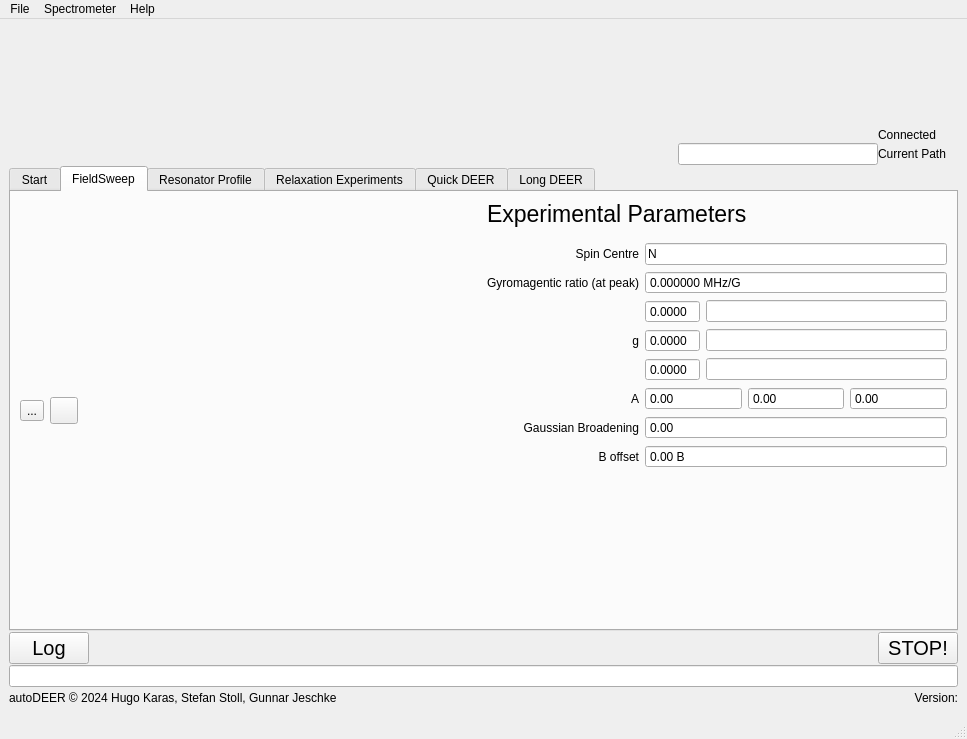
Qt form autodeer/gui/gui2.ui (JeschkeLab/autoDEER) before a commit.
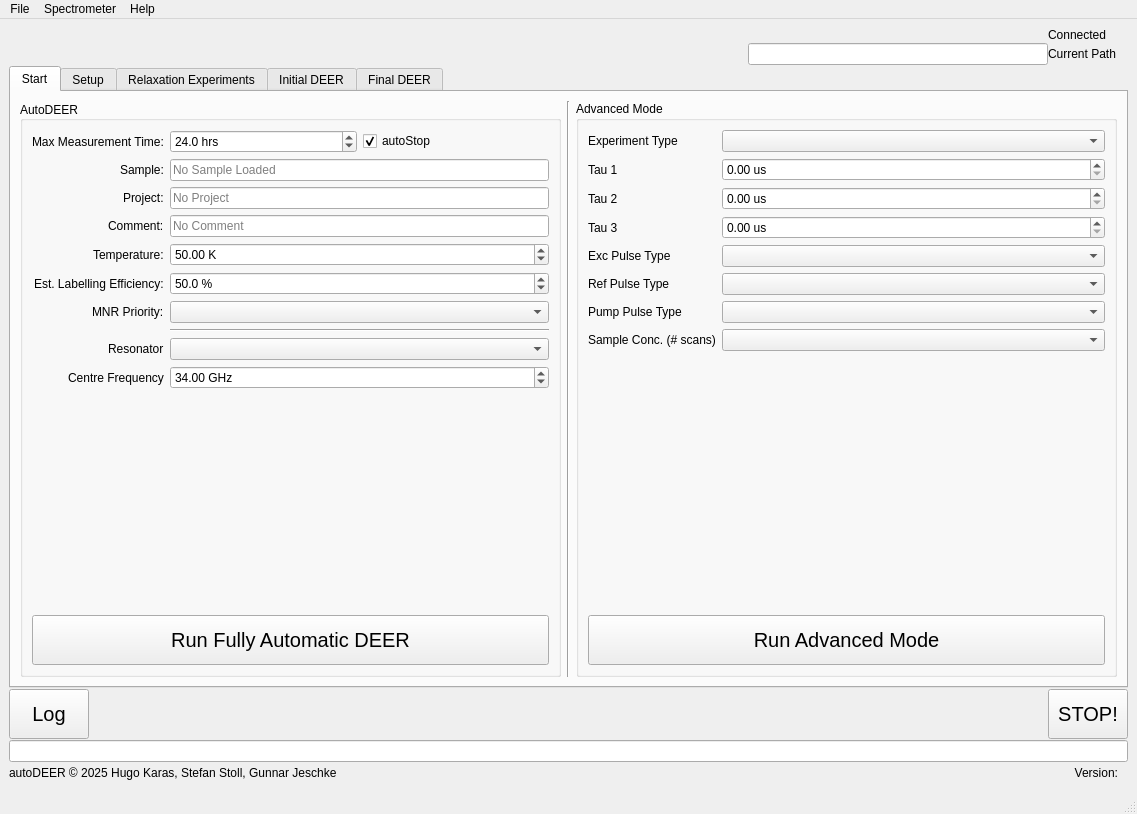
The same form after that commit. The open tabs and pages were chosen to show the change. Icons and pictures are not drawn.

Patch:
```diff
--- a/autodeer/gui/gui2.ui
+++ b/autodeer/gui/gui2.ui
@@ -6,8 +6,8 @@
    <rect>
     <x>0</x>
     <y>0</y>
-    <width>967</width>
-    <height>739</height>
+    <width>1137</width>
+    <height>814</height>
    </rect>
   </property>
   <property name="windowTitle">
@@ -20,21 +20,14 @@
       <property name="spacing">
        <number>1</number>
       </property>
-      <item>
-       <spacer name="verticalSpacer">
-        <property name="orientation">
-         <enum>Qt::Vertical</enum>
-        </property>
-        <property name="sizeHint" stdset="0">
-         <size>
-          <width>20</width>
-          <height>40</height>
-         </size>
-        </property>
-       </spacer>
-      </item>
       <item>
        <layout class="QHBoxLayout" name="logobar">
+        <property name="spacing">
+         <number>-1</number>
+        </property>
+        <property name="sizeConstraint">
+         <enum>QLayout::SetDefaultConstraint</enum>
+        </property>
         <item>
          <widget class="QLabel" name="logo">
           <property name="sizePolicy">
@@ -126,14 +119,14 @@
           <item row="2" column="0">
            <widget class="QLineEdit" name="pathLineEdit">
             <property name="sizePolicy">
-             <sizepolicy hsizetype="MinimumExpanding" vsizetype="Fixed">
+             <sizepolicy hsizetype="Expanding" vsizetype="Fixed">
               <horstretch>0</horstretch>
               <verstretch>0</verstretch>
              </sizepolicy>
             </property>
             <property name="minimumSize">
              <size>
-              <width>200</width>
+              <width>300</width>
               <height>0</height>
              </size>
             </property>
@@ -194,9 +187,18 @@
             <property name="title">
              <string>AutoDEER</string>
             </property>
+            <property name="alignment">
+             <set>Qt::AlignLeading|Qt::AlignLeft|Qt::AlignVCenter</set>
+            </property>
             <layout class="QVBoxLayout" name="verticalLayout_8">
              <item>
               <layout class="QFormLayout" name="formLayout_2">
+               <property name="labelAlignment">
+                <set>Qt::AlignRight|Qt::AlignTrailing|Qt::AlignVCenter</set>
+               </property>
+               <property name="formAlignment">
+                <set>Qt::AlignLeading|Qt::AlignLeft|Qt::AlignTop</set>
+               </property>
                <item row="0" column="0">
                 <widget class="QLabel" name="label_11">
                  <property name="text">
@@ -204,6 +206,45 @@
                  </property>
                 </widget>
                </item>
+               <item row="0" column="1">
+                <layout class="QHBoxLayout" name="horizontalLayout_18">
+                 <item>
+                  <widget class="QDoubleSpinBox" name="MaxTime">
+                   <property name="minimumSize">
+                    <size>
+                     <width>125</width>
+                     <height>0</height>
+                    </size>
+                   </property>
+                   <property name="suffix">
+                    <string> hrs</string>
+                   </property>
+                   <property name="decimals">
+                    <number>1</number>
+                   </property>
+                   <property name="singleStep">
+                    <double>0.500000000000000</double>
+                   </property>
+                   <property name="value">
+                    <double>24.000000000000000</double>
+                   </property>
+                  </widget>
+                 </item>
+                 <item>
+                  <widget class="QCheckBox" name="Time_autoStop_checkbox">
+                   <property name="toolTip">
+                    <string extracomment="If selected the experiment will stop at Max Measurment Time or when MNR achieved. If not selected, then it will continue until you manually stop."/>
+                   </property>
+                   <property name="text">
+                    <string>autoStop</string>
+                   </property>
+                   <property name="checked">
+                    <bool>true</bool>
+                   </property>
+                  </widget>
+                 </item>
+                </layout>
+               </item>
                <item row="1" column="0">
                 <widget class="QLabel" name="label_2">
                  <property name="text">
@@ -213,6 +254,18 @@
                </item>
                <item row="1" column="1">
                 <widget class="QLineEdit" name="SampleName">
+                 <property name="sizePolicy">
+                  <sizepolicy hsizetype="MinimumExpanding" vsizetype="Fixed">
+                   <horstretch>0</horstretch>
+                   <verstretch>0</verstretch>
+                  </sizepolicy>
+                 </property>
+                 <property name="minimumSize">
+                  <size>
+                   <width>200</width>
+                   <height>0</height>
+                  </size>
+                 </property>
                  <property name="toolTip">
                   <string extracomment="The sample name is insterted into the file name"/>
                  </property>
@@ -233,12 +286,21 @@
                </item>
                <item row="2" column="1">
                 <widget class="QLineEdit" name="ProjectName">
+                 <property name="minimumSize">
+                  <size>
+                   <width>200</width>
+                   <height>0</height>
+                  </size>
+                 </property>
                  <property name="toolTip">
                   <string extracomment="Optionally a project tag can be added to the filename"/>
                  </property>
                  <property name="placeholderText">
                   <string>No Project</string>
                  </property>
+                 <property name="clearButtonEnabled">
+                  <bool>false</bool>
+                 </property>
                 </widget>
                </item>
                <item row="3" column="0">
@@ -250,6 +312,12 @@
                </item>
                <item row="3" column="1">
                 <widget class="QLineEdit" name="commentLineEdit">
+                 <property name="minimumSize">
+                  <size>
+                   <width>200</width>
+                   <height>0</height>
+                  </size>
+                 </property>
                  <property name="toolTip">
                   <string extracomment="A comment can also be appened to all file names"/>
                  </property>
@@ -259,6 +327,9 @@
                  <property name="placeholderText">
                   <string>No Comment</string>
                  </property>
+                 <property name="clearButtonEnabled">
+                  <bool>false</bool>
+                 </property>
                 </widget>
                </item>
                <item row="4" column="0">
@@ -270,6 +341,12 @@
                </item>
                <item row="4" column="1">
                 <widget class="QDoubleSpinBox" name="TempValue">
+                 <property name="minimumSize">
+                  <size>
+                   <width>150</width>
+                   <height>0</height>
+                  </size>
+                 </property>
                  <property name="suffix">
                   <string> K</string>
                  </property>
@@ -287,6 +364,12 @@
                </item>
                <item row="5" column="1">
                 <widget class="QDoubleSpinBox" name="LabellingEffSpinBox">
+                 <property name="minimumSize">
+                  <size>
+                   <width>150</width>
+                   <height>0</height>
+                  </size>
+                 </property>
                  <property name="suffix">
                   <string> %</string>
                  </property>
@@ -309,60 +392,7 @@
                 </widget>
                </item>
                <item row="6" column="1">
-                <widget class="QComboBox" name="priotityComboBox"/>
-               </item>
-               <item row="0" column="1">
-                <layout class="QHBoxLayout" name="horizontalLayout_18">
-                 <item>
-                  <widget class="QDoubleSpinBox" name="MaxTime">
-                   <property name="suffix">
-                    <string> hrs</string>
-                   </property>
-                   <property name="decimals">
-                    <number>1</number>
-                   </property>
-                   <property name="singleStep">
-                    <double>0.500000000000000</double>
-                   </property>
-                   <property name="value">
-                    <double>24.000000000000000</double>
-                   </property>
-                  </widget>
-                 </item>
-                 <item>
-                  <widget class="QCheckBox" name="Time_autoStop_checkbox">
-                   <property name="toolTip">
-                    <string extracomment="If selected the experiment will stop at Max Measurment Time or when MNR achieved. If not selected, then it will continue until you manually stop."/>
-                   </property>
-                   <property name="text">
-                    <string>autoStop</string>
-                   </property>
-                   <property name="checked">
-                    <bool>true</bool>
-                   </property>
-                  </widget>
-                 </item>
-                </layout>
-               </item>
-              </layout>
-             </item>
-             <item>
-              <widget class="Line" name="line_3">
-               <property name="orientation">
-                <enum>Qt::Horizontal</enum>
-               </property>
-              </widget>
-             </item>
-             <item>
-              <layout class="QFormLayout" name="Resonator_layout">
-               <item row="0" column="1">
-                <widget class="QComboBox" name="resonatorComboBox">
-                 <property name="sizePolicy">
-                  <sizepolicy hsizetype="Preferred" vsizetype="Fixed">
-                   <horstretch>0</horstretch>
-                   <verstretch>0</verstretch>
-                  </sizepolicy>
-                 </property>
+                <widget class="QComboBox" name="priotityComboBox">
                  <property name="minimumSize">
                   <size>
                    <width>200</width>
@@ -371,22 +401,57 @@
                  </property>
                 </widget>
                </item>
-               <item row="0" column="0">
+               <item row="7" column="1">
+                <widget class="Line" name="line_3">
+                 <property name="orientation">
+                  <enum>Qt::Horizontal</enum>
+                 </property>
+                </widget>
+               </item>
+               <item row="8" column="0">
                 <widget class="QLabel" name="resonatorLabel">
                  <property name="text">
                   <string>Resonator</string>
                  </property>
                 </widget>
                </item>
-               <item row="1" column="0">
+               <item row="8" column="1">
+                <widget class="QComboBox" name="resonatorComboBox">
+                 <property name="sizePolicy">
+                  <sizepolicy hsizetype="Preferred" vsizetype="Fixed">
+                   <horstretch>0</horstretch>
+                   <verstretch>0</verstretch>
+                  </sizepolicy>
+                 </property>
+                 <property name="minimumSize">
+                  <size>
+                   <width>200</width>
+                   <height>0</height>
+                  </size>
+                 </property>
+                </widget>
+               </item>
+               <item row="9" column="0">
                 <widget class="QLabel" name="fcLabel">
                  <property name="text">
-                  <string>fc</string>
+                  <string>Centre Frequency</string>
                  </property>
                 </widget>
                </item>
-               <item row="1" column="1">
+               <item row="9" column="1">
                 <widget class="QDoubleSpinBox" name="fcDoubleSpinBox">
+                 <property name="sizePolicy">
+                  <sizepolicy hsizetype="Minimum" vsizetype="Fixed">
+                   <horstretch>0</horstretch>
+                   <verstretch>0</verstretch>
+                  </sizepolicy>
+                 </property>
+                 <property name="minimumSize">
+                  <size>
+                   <width>150</width>
+                   <height>0</height>
+                  </size>
+                 </property>
                  <property name="suffix">
                   <string> GHz</string>
                  </property>
@@ -405,6 +470,12 @@
                <property name="enabled">
                 <bool>true</bool>
                </property>
+               <property name="minimumSize">
+                <size>
+                 <width>0</width>
+                 <height>50</height>
+                </size>
+               </property>
                <property name="font">
                 <font>
                  <pointsize>15</pointsize>
@@ -445,6 +516,9 @@
             <layout class="QVBoxLayout" name="verticalLayout_9">
              <item>
               <layout class="QFormLayout" name="formLayout">
+               <property name="formAlignment">
+                <set>Qt::AlignLeading|Qt::AlignLeft|Qt::AlignTop</set>
+               </property>
                <item row="1" column="0">
                 <widget class="QLabel" name="label_7">
                  <property name="text">
@@ -453,7 +527,20 @@
                 </widget>
                </item>
                <item row="1" column="1">
-                <widget class="QComboBox" name="Exp_types"/>
+                <widget class="QComboBox" name="Exp_types">
+                 <property name="sizePolicy">
+                  <sizepolicy hsizetype="MinimumExpanding" vsizetype="Fixed">
+                   <horstretch>0</horstretch>
+                   <verstretch>0</verstretch>
+                  </sizepolicy>
+                 </property>
+                 <property name="minimumSize">
+                  <size>
+                   <width>150</width>
+                   <height>0</height>
+                  </size>
+                 </property>
+                </widget>
                </item>
                <item row="2" column="0">
                 <widget class="QLabel" name="label_8">
@@ -464,6 +551,12 @@
                </item>
                <item row="2" column="1">
                 <widget class="QDoubleSpinBox" name="Tau1Value">
+                 <property name="minimumSize">
+                  <size>
+                   <width>150</width>
+                   <height>0</height>
+                  </size>
+                 </property>
                  <property name="toolTip">
                   <string>If set to zero, this value will be calculated automatically. </string>
                  </property>
@@ -481,6 +574,12 @@
                </item>
                <item row="3" column="1">
                 <widget class="QDoubleSpinBox" name="Tau2Value">
+                 <property name="minimumSize">
+                  <size>
+                   <width>150</width>
+                   <height>0</height>
+                  </size>
+                 </property>
                  <property name="toolTip">
                   <string>If set to zero, this value will be calculated automatically. </string>
                  </property>
@@ -498,6 +597,12 @@
                </item>
                <item row="4" column="1">
                 <widget class="QDoubleSpinBox" name="Tau3Value">
+                 <property name="minimumSize">
+                  <size>
+                   <width>150</width>
+                   <height>0</height>
+                  </size>
+                 </property>
                  <property name="toolTip">
                   <string>If set to zero, this value will be calculated automatically. </string>
                  </property>
@@ -514,7 +619,14 @@
                 </widget>
                </item>
                <item row="5" column="1">
-                <widget class="QComboBox" name="ExcPulseSelect"/>
+                <widget class="QComboBox" name="ExcPulseSelect">
+                 <property name="minimumSize">
+                  <size>
+                   <width>150</width>
+                   <height>0</height>
+                  </size>
+                 </property>
+                </widget>
                </item>
                <item row="6" column="0">
                 <widget class="QLabel" name="label_14">
@@ -524,7 +636,14 @@
                 </widget>
                </item>
                <item row="6" column="1">
-                <widget class="QComboBox" name="RefPulseSelect"/>
+                <widget class="QComboBox" name="RefPulseSelect">
+                 <property name="minimumSize">
+                  <size>
+                   <width>150</width>
+                   <height>0</height>
+                  </size>
+                 </property>
+                </widget>
                </item>
                <item row="7" column="0">
                 <widget class="QLabel" name="label_15">
@@ -534,10 +653,24 @@
                 </widget>
                </item>
                <item row="7" column="1">
-                <widget class="QComboBox" name="PumpPulseSelect"/>
+                <widget class="QComboBox" name="PumpPulseSelect">
+                 <property name="minimumSize">
+                  <size>
+                   <width>150</width>
+                   <height>0</height>
+                  </size>
+                 </property>
+                </widget>
                </item>
                <item row="8" column="1">
-                <widget class="QComboBox" name="SampleConcComboBox"/>
+                <widget class="QComboBox" name="SampleConcComboBox">
+                 <property name="minimumSize">
+                  <size>
+                   <width>150</width>
+                   <height>0</height>
+                  </size>
+                 </property>
+                </widget>
                </item>
                <item row="8" column="0">
                 <widget class="QLabel" name="label_29">
@@ -550,6 +683,12 @@
              </item>
              <item>
               <widget class="QPushButton" name="AdvancedAutoButton">
+               <property name="minimumSize">
+                <size>
+                 <width>0</width>
+                 <height>50</height>
+                </size>
+               </property>
                <property name="font">
                 <font>
                  <pointsize>15</pointsize>
@@ -565,347 +704,9 @@
           </item>
          </layout>
         </widget>
-        <widget class="QWidget" name="fsweep">
-         <attribute name="title">
-          <string>FieldSweep</string>
-         </attribute>
-         <layout class="QVBoxLayout" name="verticalLayout_5">
-          <item>
-           <layout class="QHBoxLayout" name="horizontalLayout_5">
-            <item>
-             <layout class="QVBoxLayout" name="fsweep_v_left">
-              <item>
-               <layout class="QHBoxLayout" name="horizontalLayout_4">
-                <item>
-                 <widget class="QToolButton" name="Load_button">
-                  <property name="toolTip">
-                   <string>Load a dataset</string>
-                  </property>
-                  <property name="toolTipDuration">
-                   <number>-1</number>
-                  </property>
-                  <property name="text">
-                   <string>...</string>
-                  </property>
-                  <property name="icon">
-                   <iconset>
-                    <normaloff>:/icons/resources/upload.png</normaloff>:/icons/resources/upload.png</iconset>
-                  </property>
-                  <property name="iconSize">
-                   <size>
-                    <width>20</width>
-                    <height>20</height>
-                   </size>
-                  </property>
-                 </widget>
-                </item>
-                <item>
-                 <widget class="QToolButton" name="Refresh_button">
-                  <property name="toolTip">
-                   <string>Run/Rerun analysis</string>
-                  </property>
-                  <property name="text">
-                   <string notr="true"/>
-                  </property>
-                  <property name="icon">
-                   <iconset>
-                    <normaloff>:/icons/resources/refresh.png</normaloff>:/icons/resources/refresh.png</iconset>
-                  </property>
-                  <property name="iconSize">
-                   <size>
-                    <width>20</width>
-                    <height>20</height>
-                   </size>
-                  </property>
-                 </widget>
-                </item>
-                <item>
-                 <spacer name="horizontalSpacer_3">
-                  <property name="orientation">
-                   <enum>Qt::Horizontal</enum>
-                  </property>
-                  <property name="sizeHint" stdset="0">
-                   <size>
-                    <width>40</width>
-                    <height>20</height>
-                   </size>
-                  </property>
-                 </spacer>
-                </item>
-               </layout>
-              </item>
-             </layout>
-            </item>
-            <item>
-             <layout class="QVBoxLayout" name="verticalLayout_2">
-              <item>
-               <layout class="QHBoxLayout" name="horizontalLayout_3">
-                <item>
-                 <widget class="QLabel" name="label_3">
-                  <property name="font">
-                   <font>
-                    <pointsize>17</pointsize>
-                   </font>
-                  </property>
-                  <property name="text">
-                   <string>Experimental Parameters</string>
-                  </property>
-                 </widget>
-                </item>
-                <item>
-                 <spacer name="horizontalSpacer_2">
-                  <property name="orientation">
-                   <enum>Qt::Horizontal</enum>
-                  </property>
-                  <property name="sizeHint" stdset="0">
-                   <size>
-                    <width>40</width>
-                    <height>20</height>
-                   </size>
-                  </property>
-                 </spacer>
-                </item>
-               </layout>
-              </item>
-              <item>
-               <layout class="QGridLayout" name="gridLayout_3">
-                <property name="topMargin">
-                 <number>10</number>
-                </property>
-                <item row="1" column="1">
-                 <widget class="QDoubleSpinBox" name="gyroSpinBox">
-                  <property name="readOnly">
-                   <bool>true</bool>
-                  </property>
-                  <property name="buttonSymbols">
-                   <enum>QAbstractSpinBox::NoButtons</enum>
-                  </property>
-                  <property name="suffix">
-                   <string> MHz/G</string>
-                  </property>
-                  <property name="decimals">
-                   <number>6</number>
-                  </property>
-                 </widget>
-                </item>
-                <item row="3" column="0">
-                 <widget class="QLabel" name="label_32">
-                  <property name="text">
-                   <string>A</string>
-                  </property>
-                  <property name="alignment">
-                   <set>Qt::AlignRight|Qt::AlignTrailing|Qt::AlignVCenter</set>
-                  </property>
-                 </widget>
-                </item>
-                <item row="4" column="1">
-                 <widget class="QDoubleSpinBox" name="GBSpinBox">
-                  <property name="readOnly">
-                   <bool>true</bool>
-                  </property>
-                  <property name="buttonSymbols">
-                   <enum>QAbstractSpinBox::NoButtons</enum>
-                  </property>
-                  <property name="suffix">
-                   <string/>
-                  </property>
-                 </widget>
-                </item>
-                <item row="4" column="0">
-                 <widget class="QLabel" name="label_17">
-                  <property name="text">
-                   <string>Gaussian Broadening</string>
-                  </property>
-                  <property name="alignment">
-                   <set>Qt::AlignRight|Qt::AlignTrailing|Qt::AlignVCenter</set>
-                  </property>
-                 </widget>
-                </item>
-                <item row="5" column="1">
-                 <widget class="QDoubleSpinBox" name="BoffsetSpinBox">
-                  <property name="readOnly">
-                   <bool>true</bool>
-                  </property>
-                  <property name="buttonSymbols">
-                   <enum>QAbstractSpinBox::NoButtons</enum>
-                  </property>
-                  <property name="suffix">
-                   <string> B</string>
-                  </property>
-                 </widget>
-                </item>
-                <item row="5" column="0">
-                 <widget class="QLabel" name="label_21">
-                  <property name="text">
-                   <string>B offset</string>
-                  </property>
-                  <property name="alignment">
-                   <set>Qt::AlignRight|Qt::AlignTrailing|Qt::AlignVCenter</set>
-                  </property>
-                 </widget>
-                </item>
-                <item row="1" column="0">
-                 <widget class="QLabel" name="label_30">
-                  <property name="text">
-                   <string>Gyromagentic ratio (at peak)</string>
-                  </property>
-                  <property name="alignment">
-                   <set>Qt::AlignRight|Qt::AlignTrailing|Qt::AlignVCenter</set>
-                  </property>
-                 </widget>
-                </item>
-                <item row="2" column="0">
-                 <widget class="QLabel" name="label_31">
-                  <property name="sizePolicy">
-                   <sizepolicy hsizetype="Preferred" vsizetype="Preferred">
-                    <horstretch>0</horstretch>
-                    <verstretch>0</verstretch>
-                   </sizepolicy>
-                  </property>
-                  <property name="text">
-                   <string>g</string>
-                  </property>
-                  <property name="alignment">
-                   <set>Qt::AlignRight|Qt::AlignTrailing|Qt::AlignVCenter</set>
-                  </property>
-                 </widget>
-                </item>
-                <item row="0" column="0">
-                 <widget class="QLabel" name="label_28">
-                  <property name="text">
-                   <string>Spin Centre</string>
-                  </property>
-                  <property name="alignment">
-                   <set>Qt::AlignRight|Qt::AlignTrailing|Qt::AlignVCenter</set>
-                  </property>
-                 </widget>
-                </item>
-                <item row="0" column="1">
-                 <widget class="QLineEdit" name="lineEdit">
-                  <property name="sizePolicy">
-                   <sizepolicy hsizetype="Preferred" vsizetype="Fixed">
-                    <horstretch>0</horstretch>
-                    <verstretch>0</verstretch>
-                   </sizepolicy>
-                  </property>
-                  <property name="text">
-                   <string>N</string>
-                  </property>
-                  <property name="readOnly">
-                   <bool>true</bool>
-                  </property>
-                 </widget>
-                </item>
-                <item row="3" column="1">
-                 <layout class="QHBoxLayout" name="horizontalLayout_17">
-                  <item>
-                   <widget class="QDoubleSpinBox" name="AxSpinBox">
-                    <property name="readOnly">
-                     <bool>true</bool>
-                    </property>
-                    <property name="buttonSymbols">
-                     <enum>QAbstractSpinBox::NoButtons</enum>
-                    </property>
-                   </widget>
-                  </item>
-                  <item>
-                   <widget class="QDoubleSpinBox" name="AySpinBox">
-                    <property name="readOnly">
-                     <bool>true</bool>
-                    </property>
-                    <property name="buttonSymbols">
-                     <enum>QAbstractSpinBox::NoButtons</enum>
-                    </property>
-                   </widget>
-                  </item>
-                  <item>
-                   <widget class="QDoubleSpinBox" name="AzSpinBox">
-                    <property name="readOnly">
-                     <bool>true</bool>
-                    </property>
-                    <property name="buttonSymbols">
-                     <enum>QAbstractSpinBox::NoButtons</enum>
-                    </property>
-                   </widget>
-                  </item>
-                 </layout>
-                </item>
-                <item row="2" column="1">
-                 <layout class="QGridLayout" name="gridLayout_4">
-                  <item row="1" column="0">
-                   <widget class="QDoubleSpinBox" name="gySpinBox">
-                    <property name="readOnly">
-                     <bool>true</bool>
-                    </property>
-                    <property name="buttonSymbols">
-                     <enum>QAbstractSpinBox::NoButtons</enum>
-                    </property>
-                    <property name="decimals">
-                     <number>4</number>
-                    </property>
-                   </widget>
-                  </item>
-                  <item row="0" column="0">
-                   <widget class="QDoubleSpinBox" name="gxSpinBox">
-                    <property name="readOnly">
-                     <bool>true</bool>
-                    </property>
-                    <property name="buttonSymbols">
-                     <enum>QAbstractSpinBox::NoButtons</enum>
-                    </property>
-                    <property name="decimals">
-                     <number>4</number>
-                    </property>
-                   </widget>
-                  </item>
-                  <item row="2" column="0">
-                   <widget class="QDoubleSpinBox" name="gzSpinBox">
-                    <property name="readOnly">
-                     <bool>true</bool>
-                    </property>
-                    <property name="buttonSymbols">
-                     <enum>QAbstractSpinBox::NoButtons</enum>
-                    </property>
-                    <property name="decimals">
-                     <number>4</number>
-                    </property>
-                   </widget>
-                  </item>
-                  <item row="0" column="1">
-                   <widget class="QLineEdit" name="gxCI"/>
-                  </item>
-                  <item row="1" column="1">
-                   <widget class="QLineEdit" name="gyCI"/>
-                  </item>
-                  <item row="2" column="1">
-                   <widget class="QLineEdit" name="gzCI"/>
-                  </item>
-                 </layout>
-                </item>
-               </layout>
-              </item>
-              <item>
-               <spacer name="verticalSpacer_4">
-                <property name="orientation">
-                 <enum>Qt::Vertical</enum>
-                </property>
-                <property name="sizeHint" stdset="0">
-                 <size>
-                  <width>20</width>
-                  <height>40</height>
-                 </size>
-                </property>
-               </spacer>
-              </item>
-             </layout>
-            </item>
-           </layout>
-          </item>
-         </layout>
-        </widget>
         <widget class="QWidget" name="respro">
          <attribute name="title">
-          <string>Resonator Profile</string>
+          <string>Setup</string>
          </attribute>
          <layout class="QVBoxLayout" name="verticalLayout_6">
           <item>
@@ -1025,6 +826,86 @@
                 </item>
                </layout>
               </item>
+              <item>
+               <widget class="Line" name="line_5">
+                <property name="orientation">
+                 <enum>Qt::Horizontal</enum>
+                </property>
+               </widget>
+              </item>
+              <item>
+               <widget class="QLabel" name="label_34">
+                <property name="font">
+                 <font>
+                  <pointsize>17</pointsize>
+                  <weight>50</weight>
+                  <bold>false</bold>
+                 </font>
+                </property>
+                <property name="text">
+                 <string>Fieldsweep</string>
+                </property>
+               </widget>
+              </item>
+              <item>
+               <layout class="QFormLayout" name="formLayout_5">
+                <property name="formAlignment">
+                 <set>Qt::AlignLeading|Qt::AlignLeft|Qt::AlignTop</set>
+                </property>
+                <item row="0" column="0">
+                 <widget class="QLabel" name="gyromagneticRatioLabel">
+                  <property name="text">
+                   <string>Gyromagnetic Ratio:</string>
+                  </property>
+                 </widget>
+                </item>
+                <item row="0" column="1">
+                 <widget class="QDoubleSpinBox" name="gyroSpinBox">
+                  <property name="sizePolicy">
+                   <sizepolicy hsizetype="MinimumExpanding" vsizetype="Fixed">
+                    <horstretch>0</horstretch>
+                    <verstretch>0</verstretch>
+                   </sizepolicy>
+                  </property>
+                  <property name="minimumSize">
+                   <size>
+                    <width>175</width>
+                    <height>0</height>
+                   </size>
+                  </property>
+                  <property name="suffix">
+                   <string> MHz/G</string>
+                  </property>
+                  <property name="decimals">
+                   <number>6</number>
+                  </property>
+                 </widget>
+                </item>
+               </layout>
+              </item>
+              <item>
+               <widget class="Line" name="line_4">
+                <property name="orientation">
+                 <enum>Qt::Horizontal</enum>
+                </property>
+               </widget>
+              </item>
+              <item>
+               <widget class="QLabel" name="label_5">
+                <property name="font">
+                 <font>
+                  <pointsize>17</pointsize>
+                  <weight>50</weight>
+                  <bold>false</bold>
+                  <underline>false</underline>
+                  <kerning>true</kerning>
+                 </font>
+                </property>
+                <property name="text">
+                 <string>Resonator Profile</string>
+                </property>
+               </widget>
+              </item>
               <item>
                <layout class="QHBoxLayout" name="horizontalLayout_15">
                 <item>
@@ -1690,13 +1571,13 @@
         </widget>
         <widget class="QWidget" name="qDEER_tab">
          <attribute name="title">
-          <string>Quick DEER</string>
+          <string>Initial DEER</string>
          </attribute>
          <layout class="QVBoxLayout" name="verticalLayout_7"/>
         </widget>
         <widget class="QWidget" name="lDEER_tab">
          <attribute name="title">
-          <string>Long DEER</string>
+          <string>Final DEER</string>
          </attribute>
          <layout class="QVBoxLayout" name="verticalLayout_10"/>
         </widget>
@@ -1706,6 +1587,12 @@
        <layout class="QHBoxLayout" name="horizontalLayout">
         <item>
          <widget class="QPushButton" name="logbutton">
+          <property name="minimumSize">
+           <size>
+            <width>0</width>
+            <height>50</height>
+           </size>
+          </property>
           <property name="font">
            <font>
             <pointsize>15</pointsize>
@@ -1731,6 +1618,12 @@
         </item>
         <item>
          <widget class="QPushButton" name="stopButton">
+          <property name="minimumSize">
+           <size>
+            <width>0</width>
+            <height>50</height>
+           </size>
+          </property>
           <property name="font">
            <font>
             <pointsize>15</pointsize>
@@ -1755,7 +1648,7 @@
         <item>
          <widget class="QLabel" name="label">
           <property name="text">
-           <string>autoDEER © 2024 Hugo Karas, Stefan Stoll, Gunnar Jeschke</string>
+           <string>autoDEER © 2025 Hugo Karas, Stefan Stoll, Gunnar Jeschke</string>
           </property>
          </widget>
         </item>
@@ -1782,6 +1675,22 @@
           </property>
          </widget>
         </item>
+        <item>
+         <spacer name="horizontalSpacer_11">
+          <property name="orientation">
+           <enum>Qt::Horizontal</enum>
+          </property>
+          <property name="sizeType">
+           <enum>QSizePolicy::Fixed</enum>
+          </property>
+          <property name="sizeHint" stdset="0">
+           <size>
+            <width>10</width>
+            <height>20</height>
+           </size>
+          </property>
+         </spacer>
+        </item>
        </layout>
       </item>
      </layout>
@@ -1793,7 +1702,7 @@
     <rect>
      <x>0</x>
      <y>0</y>
-     <width>967</width>
+     <width>1137</width>
      <height>24</height>
     </rect>
    </property>
```
Left out of the diff: 271 changed lines with no effect on the pictures.
